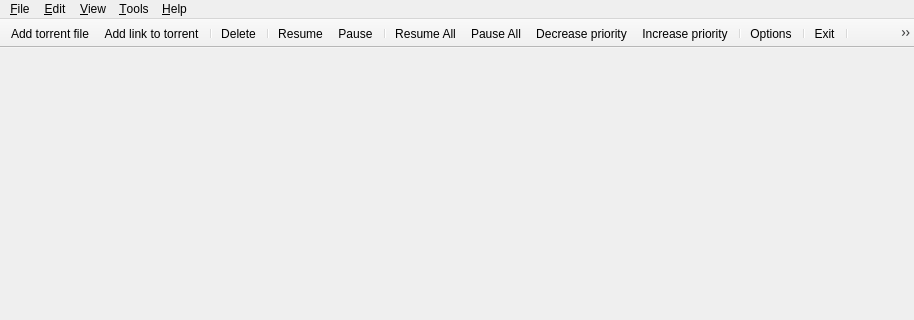
Before: the Qt Designer form src/mainwindow.ui in SysAdminDoc/qBittorrent-Vanced, drawn with Qt 5; both pictures show x 0 to 914 and y 0 to 320 of the 914 by 563 pixel window.
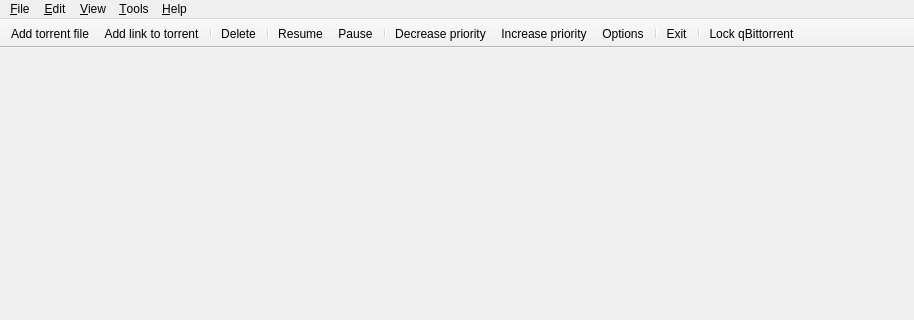
After: the same form once the commit is applied. Icons and pictures are not drawn.

What changed in the file:
```diff
--- a/src/mainwindow.ui
+++ b/src/mainwindow.ui
@@ -132,11 +132,8 @@
    <addaction name="actionStart"/>
    <addaction name="actionPause"/>
    <addaction name="separator"/>
-   <addaction name="actionStart_All"/>
-   <addaction name="actionPause_All"/>
    <addaction name="actionDecreasePriority"/>
    <addaction name="actionIncreasePriority"/>
-   <addaction name="separator"/>
    <addaction name="actionOptions"/>
    <addaction name="separator"/>
    <addaction name="actionExit"/>
```
Left out of the diff: 56 changed lines with no effect on the pictures.
